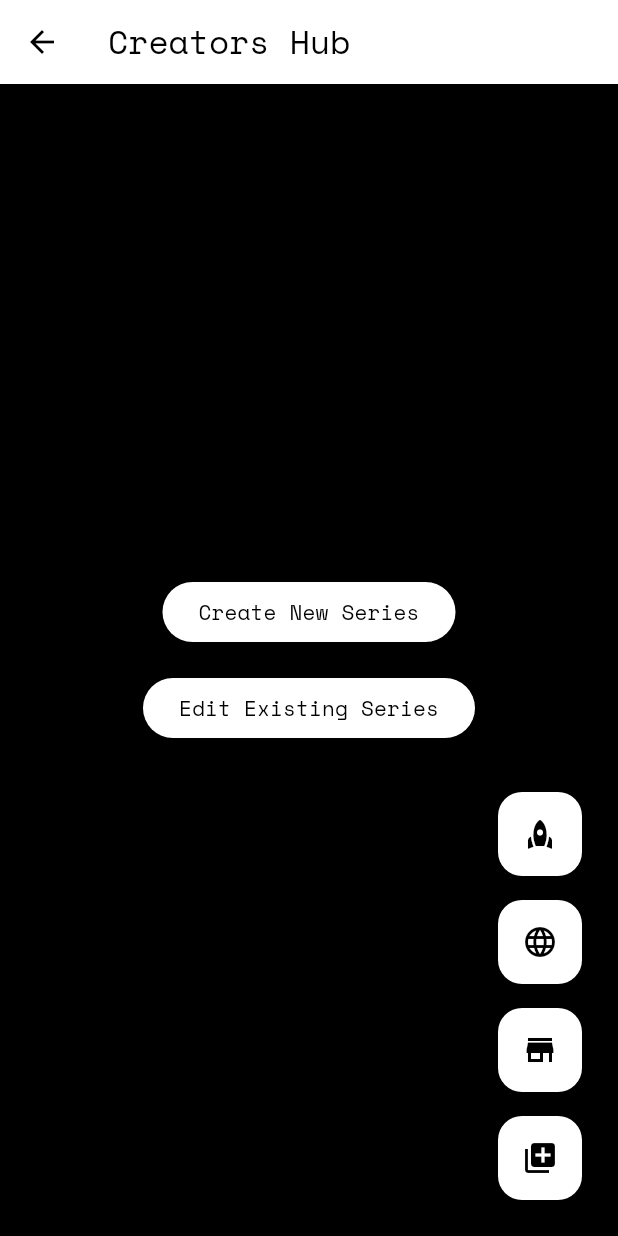
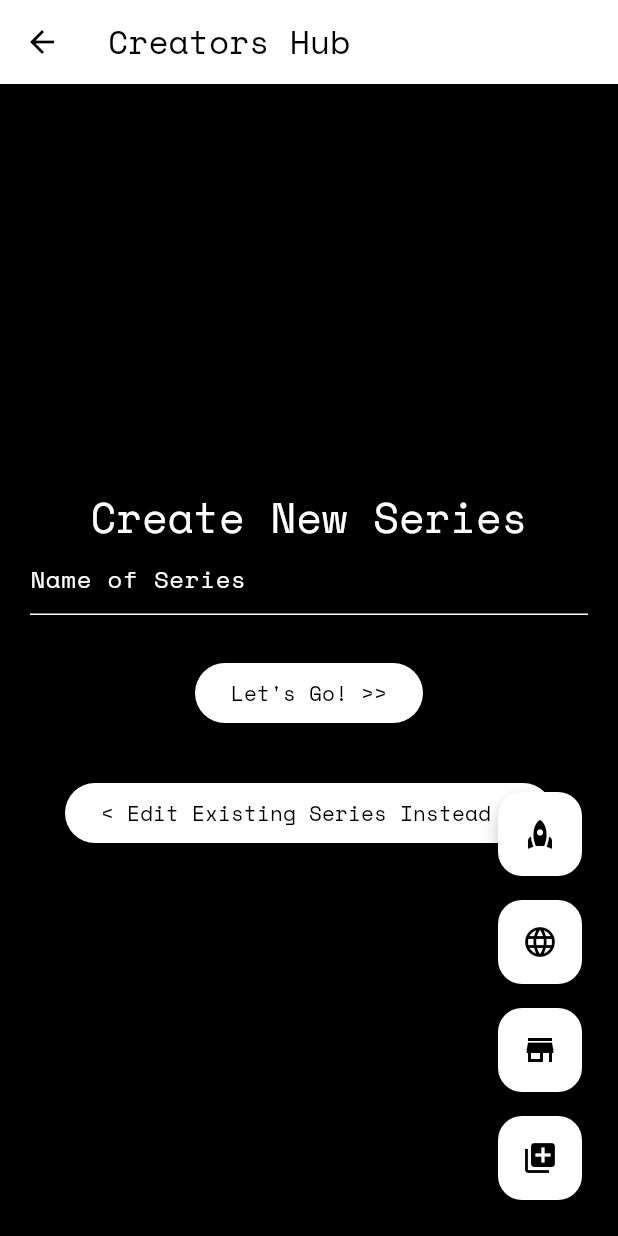
Before and after one commit to TheGiraffe/limitless, a Flutter app: the CreatorsPage screen opened directly, after a tap on "Create New Series", on a phone screen of 412 x 824 dp. Run offline on Flutter 3.47's test engine with Material 3 defaults, Android fonts, the phone set to English and light mode, and no system bars; our stand-ins replace flutter_svg, google_fonts.

Commit message:
Inserted an SVG onto the main page, animated it, started working on the create series form, etc.

```diff
--- a/limitless/lib/main.dart
+++ b/limitless/lib/main.dart
@@ -1,5 +1,6 @@
 import 'package:flutter/material.dart';
 import 'package:google_fonts/google_fonts.dart';
+import 'package:flutter_svg/flutter_svg.dart';
 
 void main() {
   runApp(const MyApp());
@@ -63,7 +64,22 @@ class MyHomePage extends StatefulWidget {
   State<MyHomePage> createState() => _MyHomePageState();
 }
 
-class _MyHomePageState extends State<MyHomePage> {
+class _MyHomePageState extends State<MyHomePage> with TickerProviderStateMixin {
+  late final AnimationController _controller = AnimationController(
+    duration: const Duration(seconds: 30),
+    vsync: this,
+  )..repeat(reverse: false);
+  late final Animation<double> _animation = CurvedAnimation(
+    parent: _controller,
+    curve: Curves.linear,
+  );
+
+  @override
+  void dispose() {
+    _controller.dispose();
+    super.dispose();
+  }
+
   @override
   Widget build(BuildContext context) {
     return Scaffold(
@@ -76,41 +92,34 @@ class _MyHomePageState extends State<MyHomePage> {
         child: Column(
           mainAxisAlignment: MainAxisAlignment.center,
           children: <Widget>[
-            const Text('Welcome to Limitless,'),
-            Text(
-              widget.username,
-              style: Theme.of(context).textTheme.headlineMedium,
-            ),
-            Container(
-              padding: EdgeInsets.all(10),
-              child: Text("This is where your world is gonna be.")
-            ),
-            Container(
-              padding: EdgeInsets.only(top: 30),
-              child: Text("Here, you can: ")
-            ),
-            Flexible(
-              child: ListView(
-                shrinkWrap: true,
-                children: const <Widget>[
-                  ListTile(
-                    title: Text(
-                      "- Create stories",
-                      textAlign: TextAlign.center,
+            Row(
+              mainAxisAlignment: MainAxisAlignment.center,
+              children: [
+                Expanded(child: FittedBox(
+                child: RotationTransition(
+                  turns: _animation,
+                  child: Padding(
+                    padding: EdgeInsets.all(20),
+                    child: SvgPicture.asset(
+                      'assets/images/svgs/craterplanet.svg',
+                      fit: BoxFit.fitHeight,
                     ),
                   ),
-                  ListTile(
-                    title: Text("- Collect items", textAlign: TextAlign.center),
+                ),
+              ))]),
+              Column(
+                children: [
+                  Text('Welcome to Limitless,'),
+                  Text(
+                    widget.username,
+                    style: Theme.of(context).textTheme.headlineMedium,
                   ),
-                  ListTile(
-                    title: Text(
-                      "- Save your world",
-                      textAlign: TextAlign.center,
-                    ),
+                  Container(
+                    padding: EdgeInsets.all(10),
+                    child: Text("This is where your world is gonna be."),
                   ),
                 ],
               ),
-            ),
           ],
         ),
       ),
@@ -198,6 +207,33 @@ class _OptionsWidgetState extends State<OptionsWidget> {
   }
 }
 
+class NewSeriesForm extends StatefulWidget{
+  const NewSeriesForm({super.key});
+  @override
+  State<NewSeriesForm> createState() => _NewSeriesFormState();
+}
+
+class _NewSeriesFormState extends State<NewSeriesForm> {
+  @override
+  Widget build(BuildContext context) {
+    final GlobalKey<FormState> _formKey = GlobalKey<FormState>();
+    return Form(
+        key: _formKey,
+        child: Container(
+          padding: EdgeInsets.all(20),
+          child: Column(
+          crossAxisAlignment: CrossAxisAlignment.center,
+          children: <Widget>[
+            Text("Create New Series",style: Theme.of(context).textTheme.headlineMedium,),
+            TextFormField(
+              decoration: const InputDecoration(hintText: 'Name of Series'),
+            ),
+          ],
+        )),
+    );
+  }
+}
+
 class CreatorsPage extends StatefulWidget {
   const CreatorsPage({super.key, required this.title});
   final String title;
@@ -206,14 +242,21 @@ class CreatorsPage extends StatefulWidget {
 }
 
 class _CreatorsPageState extends State<CreatorsPage> {
-  // final GlobalKey<FormState> _formKey = GlobalKey<FormState>();
   final ButtonStyle btnstyle = ElevatedButton.styleFrom(
     backgroundColor: Colors.white,
     foregroundColor: Colors.black,
   );
   final double _buttonPadding = 8;
+  bool _newSeriesFormVisible = false;
+  void _showNewSeriesForm(){
+    setState(() {
+      _newSeriesFormVisible = true;
+    });
+  }
+
   @override
   Widget build(BuildContext context) {
+
     return Scaffold(
       appBar: AppBar(
         backgroundColor: Colors.white,
@@ -223,16 +266,29 @@ class _CreatorsPageState extends State<CreatorsPage> {
       body: Center(
         child: Column(
           mainAxisSize: MainAxisSize.min,
-          children: [
-            Container(
+          children: <Widget>[
+            if (_newSeriesFormVisible) NewSeriesForm(),
+            !_newSeriesFormVisible ? Container(
+              padding: EdgeInsets.all(_buttonPadding),
+              child: ElevatedButton(
+                style: btnstyle,
+                onPressed: _showNewSeriesForm,
+                child: const Text("Create New Series"),
+              ),
+            ) : Container(
+              padding: EdgeInsets.only(top: _buttonPadding, left: _buttonPadding, right: _buttonPadding, bottom: _buttonPadding*3),
+              child: ElevatedButton(
+                style: btnstyle,
+                onPressed: (){},
+                child: const Text("Let's Go! >>"),)),
+            _newSeriesFormVisible ? Container(
               padding: EdgeInsets.all(_buttonPadding),
               child: ElevatedButton(
                 style: btnstyle,
                 onPressed: () {},
-                child: const Text("Create New Series"),
+                child: const Text("< Edit Existing Series Instead >"),
               ),
-            ),
-            Container(
+            ) : Container(
               padding: EdgeInsets.all(_buttonPadding),
               child: ElevatedButton(
                 style: btnstyle,
@@ -243,22 +299,12 @@ class _CreatorsPageState extends State<CreatorsPage> {
           ],
         ),
       ),
-      floatingActionButton: OptionsWidget(worldname: "worldname"), // Remove this worldname stuff later?
+      floatingActionButton: OptionsWidget(
+        worldname: "worldname",
+      ), // Remove this worldname stuff later?
     );
   }
 }
-
-// Form(
-//           key: _formKey,
-//           child: Column(
-//             crossAxisAlignment: CrossAxisAlignment.start,
-//             children: <Widget>[
-//               TextFormField(
-//                 decoration: const InputDecoration(hintText: 'Name of Series'),
-//               ),
-//             ],
-//           ),
-//         ),
 
 class ExplorePage extends StatefulWidget {
   const ExplorePage({super.key, required this.title});
@@ -282,7 +328,9 @@ class _ExplorePageState extends State<ExplorePage> {
           children: [Text("This is the Explore Page")],
         ),
       ),
-      floatingActionButton: OptionsWidget(worldname: "worldname"), // Remove this worldname stuff later?
+      floatingActionButton: OptionsWidget(
+        worldname: "worldname",
+      ), // Remove this worldname stuff later?
     );
   }
 }
@@ -306,10 +354,16 @@ class _ShopPageState extends State<ShopPage> {
       body: Center(
         child: Column(
           mainAxisSize: MainAxisSize.min,
-          children: [Text("This is the Shop Page - people will be able to buy stuff here.")],
+          children: [
+            Text(
+              "This is the Shop Page - people will be able to buy stuff here.",
+            ),
+          ],
         ),
       ),
-      floatingActionButton: OptionsWidget(worldname: "worldname"), // Remove this worldname stuff later?
+      floatingActionButton: OptionsWidget(
+        worldname: "worldname",
+      ), // Remove this worldname stuff later?
     );
   }
 }
--- a/limitless/pubspec.yaml
+++ b/limitless/pubspec.yaml
@@ -35,6 +35,7 @@ dependencies:
   # Use with the CupertinoIcons class for iOS style icons.
   cupertino_icons: ^1.0.8
   google_fonts: ^6.3.1
+  flutter_svg: ^2.2.1
 
 dev_dependencies:
   flutter_test:
@@ -59,9 +60,8 @@ flutter:
   uses-material-design: true
 
   # To add assets to your application, add an assets section, like this:
-  # assets:
-  #   - images/a_dot_burr.jpeg
-  #   - images/a_dot_ham.jpeg
+  assets:
+    - assets/images/svgs/craterplanet.svg
 
   # An image asset can refer to one or more resolution-specific "variants", see
   # https://flutter.dev/to/resolution-aware-images
```
Also changed, not shown: limitless/assets/images/svgs/craterplanet.svg (added).
